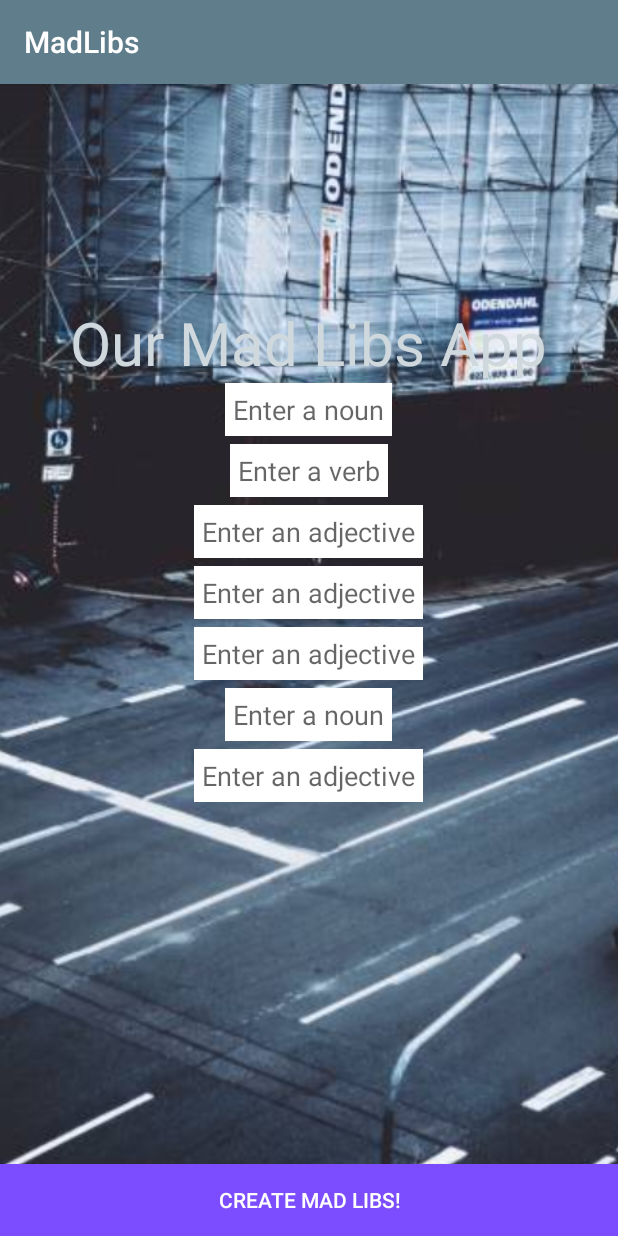
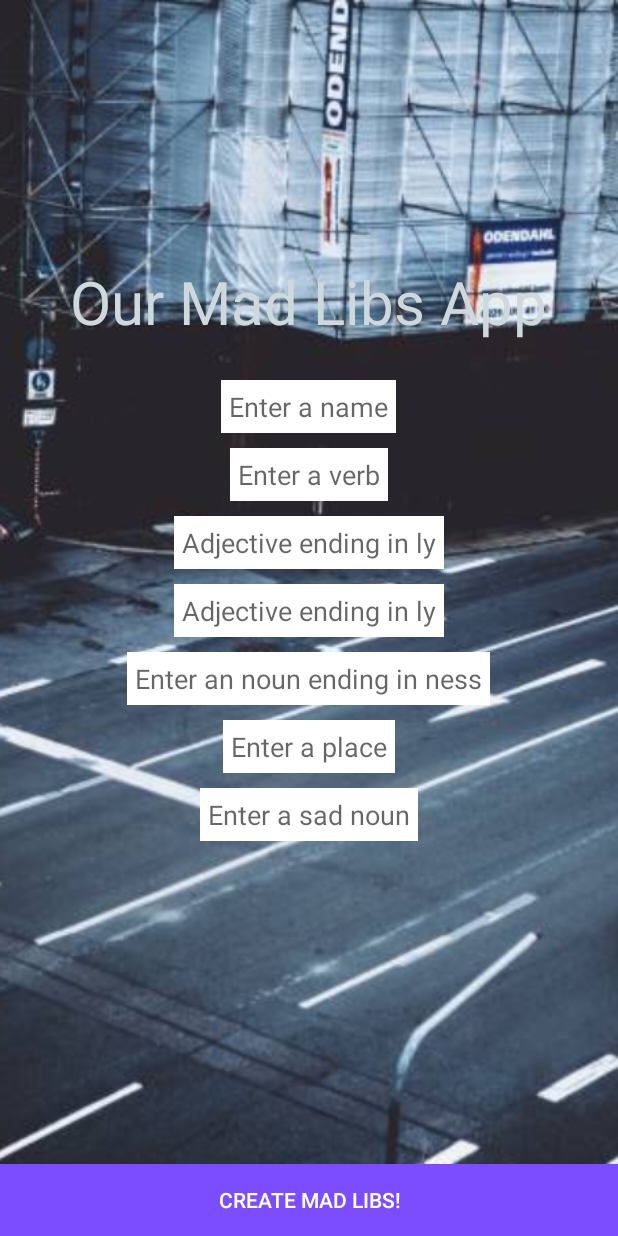
Before and after one commit to katetrahan/MadLibAndroid, an Android app: the screen it shows after launch (MainActivity), on a phone screen of 412 x 824 dp. Run offline under Robolectric (Android 15) with nearby library versions, the phone set to English and light mode, and no system bars; our stand-ins replace ButterKnife.

```diff
--- a/app/src/main/java/com/example/guest/madlibs/MainActivity.java
+++ b/app/src/main/java/com/example/guest/madlibs/MainActivity.java
@@ -18,7 +18,7 @@ public class MainActivity extends AppCompatActivity {
     @Bind(R.id.verbEditText)EditText mVerbEditText;
     @Bind(R.id.adjEditText)EditText mAdjEditText;
     @Bind(R.id.adj1EditText)EditText mAdj1EditText;
-    @Bind(R.id.adj2EditText)EditText mAdj2EditText;
+    @Bind(R.id.noun2EditText)EditText mNoun2EditText;
     @Bind(R.id.noun1EditText)EditText mNoun1EditText;
     @Bind(R.id.adj3EditText)EditText mAdj3EditText;
 
@@ -29,6 +29,15 @@ public class MainActivity extends AppCompatActivity {
         super.onCreate(savedInstanceState);
         setContentView(R.layout.activity_main);
         ButterKnife.bind(this);
+        mNounEditText.getText().clear();
+        mVerbEditText.getText().clear();
+        mAdjEditText.getText().clear();
+        mAdj1EditText.getText().clear();
+        mNoun2EditText.getText().clear();
+        mNoun1EditText.getText().clear();
+        mAdj3EditText.getText().clear();
+
+
 
 
         mCreateMadLibsButton.setOnClickListener(new View.OnClickListener() {
@@ -40,7 +49,7 @@ public class MainActivity extends AppCompatActivity {
                 String verb = mVerbEditText.getText().toString();
                 String adj = mAdjEditText.getText().toString();
                 String adj1 = mAdj1EditText.getText().toString();
-                String adj2 = mAdj2EditText.getText().toString();
+                String noun2 = mNoun2EditText.getText().toString();
                 String adj3 = mAdj3EditText.getText().toString();
 //                Log.d(TAG, noun);
                 Intent intent = new Intent(MainActivity.this, StoryActivity.class);
@@ -49,7 +58,7 @@ public class MainActivity extends AppCompatActivity {
                 intent.putExtra("verb", verb);
                 intent.putExtra("adj",adj);
                 intent.putExtra("adj1", adj1);
-                intent.putExtra("adj2",adj2);
+                intent.putExtra("noun2",noun2);
                 intent.putExtra("adj3",adj3);
                 startActivity(intent);
             }
--- a/app/src/main/java/com/example/guest/madlibs/StoryActivity.java
+++ b/app/src/main/java/com/example/guest/madlibs/StoryActivity.java
@@ -24,9 +24,9 @@ public class StoryActivity extends AppCompatActivity {
         String verb = intent.getStringExtra("verb");
         String adj = intent.getStringExtra("adj");
         String adj1 = intent.getStringExtra("adj1");
-        String adj2 = intent.getStringExtra("adj2");
+        String noun2 = intent.getStringExtra("noun2");
         String adj3 = intent.getStringExtra("adj3");
 //       mNounTextView.setText("Hello " + noun);
-        mStoryTextView.setText("Hello" + " " + noun + ",\n" + "You will" + " " + verb + " " + "into the future, with" + " " + adj + " " + "and" + " " + " " + adj1 +  ".\n" + "You will find" + " "+  adj2  + "," + " " + "in" + " " +  noun1 + " " + ", and" + " " + adj3 + " " + "in" +" " + "Hell");
+        mStoryTextView.setText("Hello" + " " + noun + ",\n" + "You will" + " " + verb + " " + "into the future," + " " + adj + " " + "and" + " " + " " + adj1 +  ".\n" + "You will find" + " "+  noun2  + "," + " " + "in" + " " +  noun1 + " " + ", and" + " " + adj3 + " " + "in" +" " + "Hell");
     }
 }
--- a/app/src/main/res/layout/activity_main.xml
+++ b/app/src/main/res/layout/activity_main.xml
@@ -18,7 +18,7 @@
         android:layout_width="wrap_content"
         android:layout_height="wrap_content"
         android:text="Our Mad Libs App"
-        android:layout_marginTop="145dp"
+        android:layout_marginTop="174dp"
         android:textSize="40dp"
         android:textColor="@color/colorPrimaryLight"
         android:id="@+id/textView"
@@ -32,7 +32,8 @@
         android:id="@+id/nounEditText"
         android:background="@color/colorTextIcons"
         android:padding="5dp"
-        android:hint="Enter a noun"
+        android:layout_marginTop="25dp"
+        android:hint="Enter a name"
         android:layout_below="@+id/textView"
         android:layout_centerHorizontal="true"/>
 
@@ -43,7 +44,7 @@
         android:background="@color/colorTextIcons"
         android:padding="5dp"
         android:hint="Enter a verb"
-        android:layout_marginTop="5dp"
+        android:layout_marginTop="10dp"
         android:layout_below="@+id/nounEditText"
         android:layout_centerHorizontal="true" />
 
@@ -54,8 +55,8 @@
         android:id="@+id/adjEditText"
         android:background="@color/colorTextIcons"
         android:padding="5dp"
-        android:hint="Enter an adjective"
-        android:layout_marginTop="5dp"
+        android:hint="Adjective ending in ly"
+        android:layout_marginTop="10dp"
         android:layout_below="@+id/verbEditText"
         android:layout_centerHorizontal="true" />
 
@@ -65,19 +66,19 @@
         android:id="@+id/adj1EditText"
         android:background="@color/colorTextIcons"
         android:padding="5dp"
-        android:hint="Enter an adjective"
-        android:layout_marginTop="5dp"
+        android:hint="Adjective ending in ly"
+        android:layout_marginTop="10dp"
         android:layout_below="@+id/adjEditText"
         android:layout_centerHorizontal="true" />
 
     <EditText
         android:layout_width="wrap_content"
         android:layout_height="wrap_content"
-        android:id="@+id/adj2EditText"
+        android:id="@+id/noun2EditText"
         android:background="@color/colorTextIcons"
         android:padding="5dp"
-        android:hint="Enter an adjective"
-        android:layout_marginTop="5dp"
+        android:hint="Enter an noun ending in ness"
+        android:layout_marginTop="10dp"
         android:layout_below="@+id/adj1EditText"
         android:layout_centerHorizontal="true" />
 
@@ -87,9 +88,9 @@
         android:id="@+id/noun1EditText"
         android:background="@color/colorTextIcons"
         android:padding="5dp"
-        android:hint="Enter a noun"
-        android:layout_marginTop="5dp"
-        android:layout_below="@+id/adj2EditText"
+        android:hint="Enter a place"
+        android:layout_marginTop="10dp"
+        android:layout_below="@+id/noun2EditText"
         android:layout_centerHorizontal="true" />
 
     <EditText
@@ -98,8 +99,8 @@
         android:id="@+id/adj3EditText"
         android:background="@color/colorTextIcons"
         android:padding="5dp"
-        android:hint="Enter an adjective"
-        android:layout_marginTop="5dp"
+        android:hint="Enter a sad noun"
+        android:layout_marginTop="10dp"
         android:layout_below="@+id/noun1EditText"
         android:layout_centerHorizontal="true" />
 
--- a/app/src/main/res/values/styles.xml
+++ b/app/src/main/res/values/styles.xml
@@ -8,4 +8,6 @@
         <item name="colorAccent">@color/colorAccent</item>
     </style>
 
+    <style name="NoActionBarTheme" parent="Theme.AppCompat.Light.NoActionBar"></style>
+
 </resources>
```
Also changed, not shown: app/src/main/AndroidManifest.xml (+8 -2 lines).
